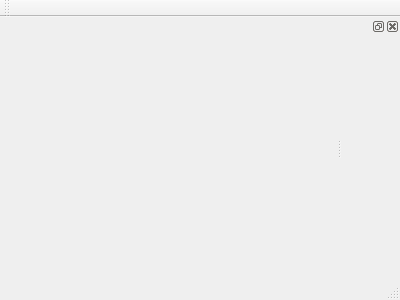
The window that App/AppCustomPlotTest/customplotmainwindow.ui (tiangaomingjing/ServoDriveTech) describes before a commit, drawn with Qt 5.
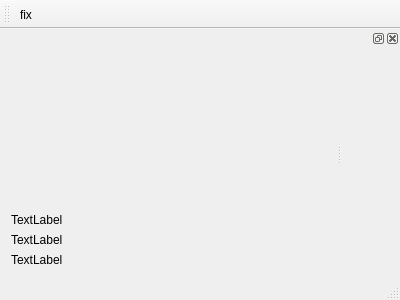
The same window after the commit. Custom widgets are drawn as their Qt base class.

Patch:
```diff
--- a/App/AppCustomPlotTest/customplotmainwindow.ui
+++ b/App/AppCustomPlotTest/customplotmainwindow.ui
@@ -14,13 +14,34 @@
    <string>CustomPlotMainWindow</string>
   </property>
   <widget class="QWidget" name="centralWidget">
-   <layout class="QVBoxLayout" name="verticalLayout">
+   <layout class="QVBoxLayout" name="verticalLayout" stretch="1,1,0,0,0">
     <item>
      <widget class="QCustomPlot" name="widget" native="true"/>
     </item>
     <item>
      <widget class="QWidget" name="widget_2" native="true"/>
     </item>
+    <item>
+     <widget class="QLabel" name="label_xy">
+      <property name="text">
+       <string>TextLabel</string>
+      </property>
+     </widget>
+    </item>
+    <item>
+     <widget class="QLabel" name="label_horizontal">
+      <property name="text">
+       <string>TextLabel</string>
+      </property>
+     </widget>
+    </item>
+    <item>
+     <widget class="QLabel" name="label_vertical">
+      <property name="text">
+       <string>TextLabel</string>
+      </property>
+     </widget>
+    </item>
    </layout>
   </widget>
   <widget class="QMenuBar" name="menuBar">
@@ -40,6 +61,7 @@
    <attribute name="toolBarBreak">
     <bool>false</bool>
    </attribute>
+   <addaction name="actionFix"/>
   </widget>
   <widget class="QStatusBar" name="statusBar"/>
   <widget class="QDockWidget" name="dockWidget">
@@ -48,6 +70,11 @@
    </attribute>
    <widget class="QWidget" name="dockWidgetContents"/>
   </widget>
+  <action name="actionFix">
+   <property name="text">
+    <string>fix</string>
+   </property>
+  </action>
  </widget>
  <layoutdefault spacing="6" margin="11"/>
  <customwidgets>
```
Left out of the diff: 2 changed lines with no effect on the pictures.
